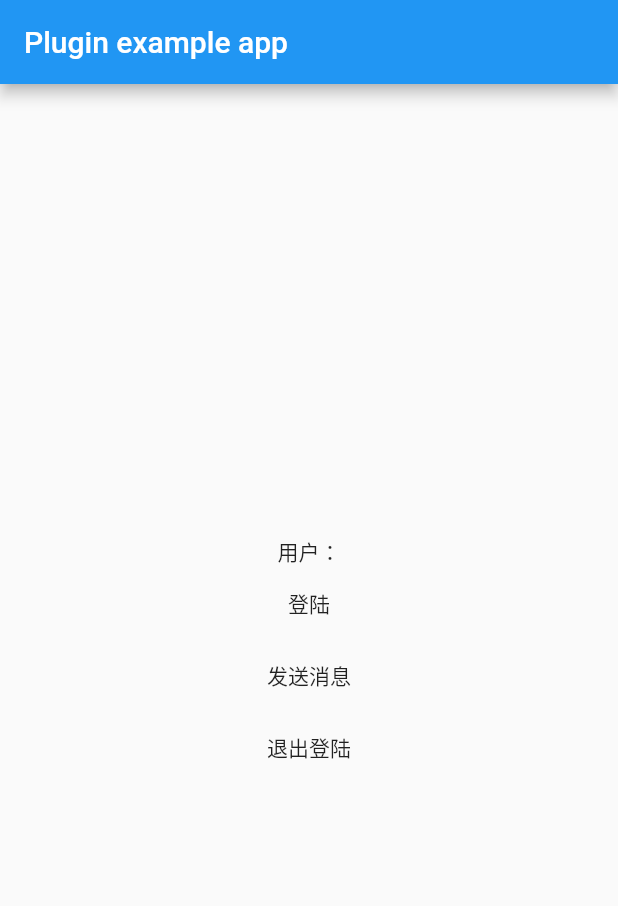
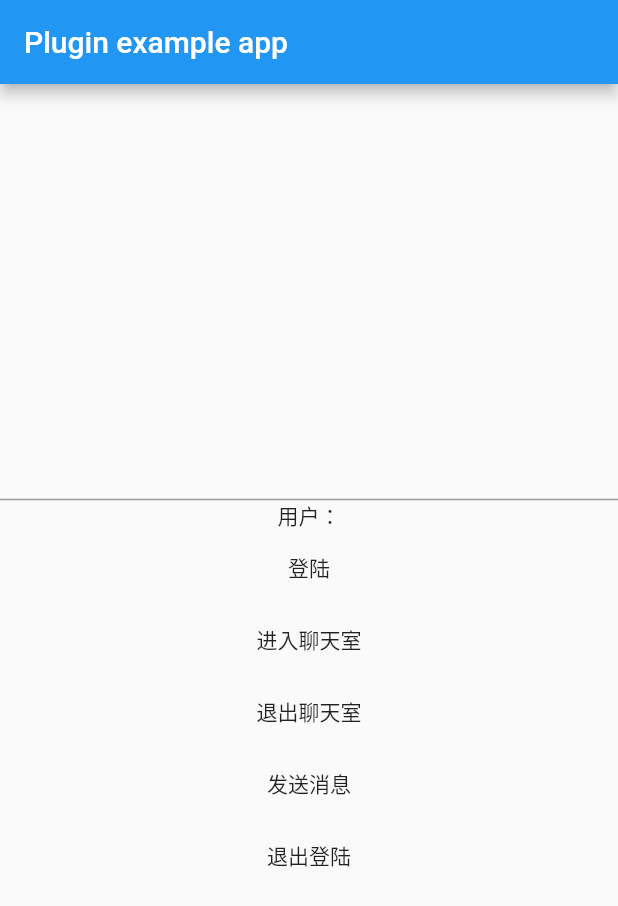
Before and after one commit to SunStarJ/ls_netchat_plugin, a Flutter app: the screen it shows after launch, after a tap on "发送消息", on a phone screen of 412 x 824 dp. Shown: the top 906 px of the screen. Run offline on Flutter 3.47's test engine with Material 2 defaults, Android fonts, the phone set to English and light mode, and no system bars.

Commit message:
添加进入退出聊天室按钮和输入框

```diff
--- a/example/lib/main.dart
+++ b/example/lib/main.dart
@@ -13,6 +13,9 @@ class MyApp extends StatefulWidget {
 
 class _MyAppState extends State<MyApp> {
   String _userData = '';
+
+  String _roomId = "ea2712b3883a40c49baad18915cf5520";
+  TextEditingController _controller = TextEditingController();
 
   @override
   void initState() {
@@ -51,6 +54,9 @@ class _MyAppState extends State<MyApp> {
           child: Column(
             mainAxisSize: MainAxisSize.min,
             children: <Widget>[
+              TextField(
+                  controller: _controller,
+                ),
               Text("用户：$_userData"),
               MaterialButton(
                 onPressed: () {
@@ -66,7 +72,20 @@ class _MyAppState extends State<MyApp> {
               ),
               MaterialButton(
                 onPressed: () {
-                  Lsnetchatplugin.sendTextMessage("123","roomid","樱桃大丸子");
+                  Lsnetchatplugin.enterChatRoom(_roomId, "樱桃大丸子");
+                },
+                child: Text("进入聊天室"),
+              ),
+              MaterialButton(
+                onPressed: () {
+                  Lsnetchatplugin.exitChatRoom(_roomId);
+                },
+                child: Text("退出聊天室"),
+              ),
+              MaterialButton(
+                onPressed: () {
+                  Lsnetchatplugin.sendTextMessage(_controller.text,_roomId,"樱桃大丸子");
+                  print(_controller.text);
                 },
                 child: Text("发送消息"),
               ),
```
